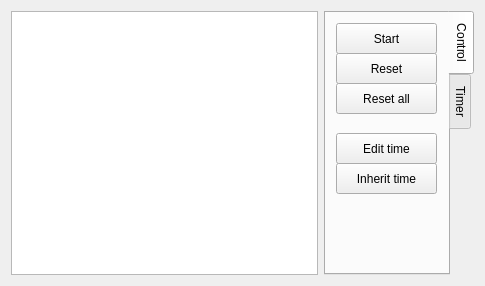
Before: the Qt Designer form src/gui/main_dialog.ui in ymoch/Qta, drawn with Qt 5.
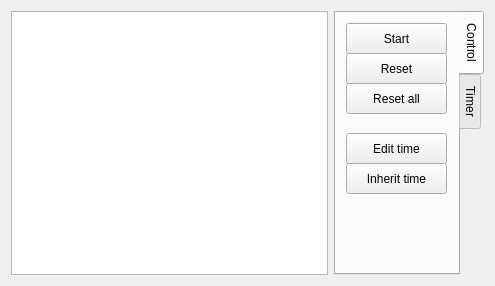
After: the same form once the commit is applied.

Diff of the .ui file:
```diff
--- a/src/gui/main_dialog.ui
+++ b/src/gui/main_dialog.ui
@@ -6,7 +6,7 @@
    <rect>
     <x>0</x>
     <y>0</y>
-    <width>485</width>
+    <width>495</width>
     <height>286</height>
    </rect>
   </property>
```
